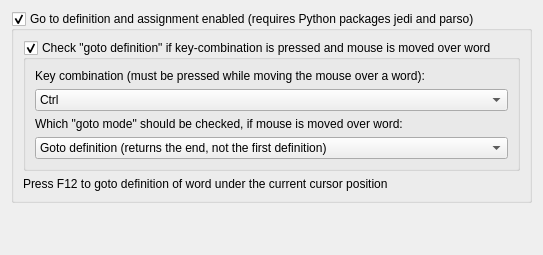
This is Qitom/ui/widgetPropEditorGotoAssignment.ui in itom-project/itom as Qt 5 draws it before an edit. The edited form follows.
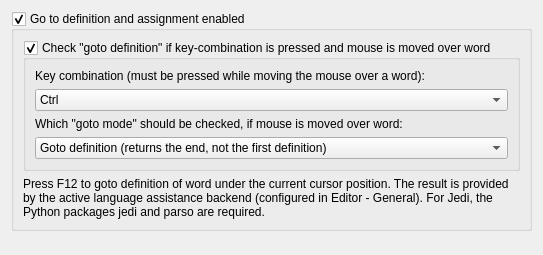
This is the edited form.

Commit message: ZubanLS can be assigned as alternative to Jedi in the property dialog. The command line input now works equal between Zuban and Jedi

```diff
--- a/Qitom/ui/widgetPropEditorGotoAssignment.ui
+++ b/Qitom/ui/widgetPropEditorGotoAssignment.ui
@@ -6,7 +6,7 @@
    <rect>
     <x>0</x>
     <y>0</y>
-    <width>533</width>
+    <width>491</width>
     <height>255</height>
    </rect>
   </property>
@@ -17,7 +17,7 @@
    <item>
     <widget class="QGroupBox" name="groupGotoDefinition">
      <property name="title">
-      <string>Go to definition and assignment enabled (requires Python packages jedi and parso)</string>
+      <string>Go to definition and assignment enabled</string>
      </property>
      <property name="checkable">
       <bool>true</bool>
@@ -90,7 +90,10 @@
       <item>
        <widget class="QLabel" name="label_2">
         <property name="text">
-         <string>Press F12 to goto definition of word under the current cursor position</string>
+         <string>Press F12 to goto definition of word under the current cursor position. The result is provided by the active language assistance backend (configured in Editor - General). For Jedi, the Python packages jedi and parso are required.</string>
+        </property>
+        <property name="wordWrap">
+         <bool>true</bool>
         </property>
        </widget>
       </item>
```
The commit also changes 10 other files.
